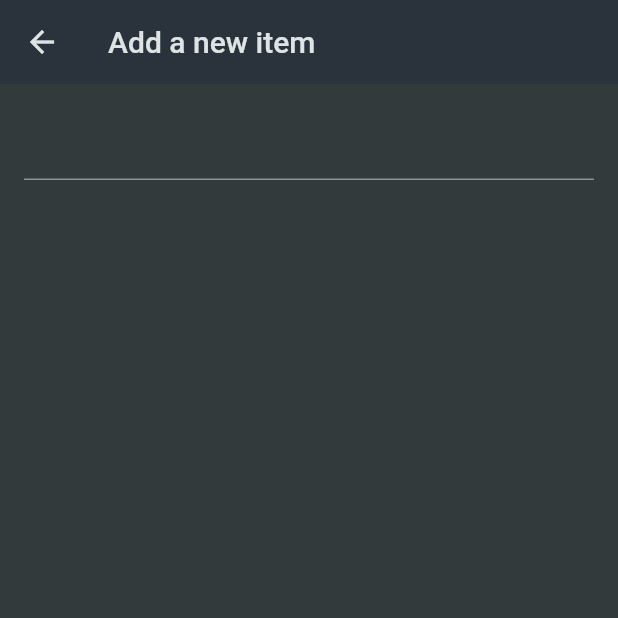
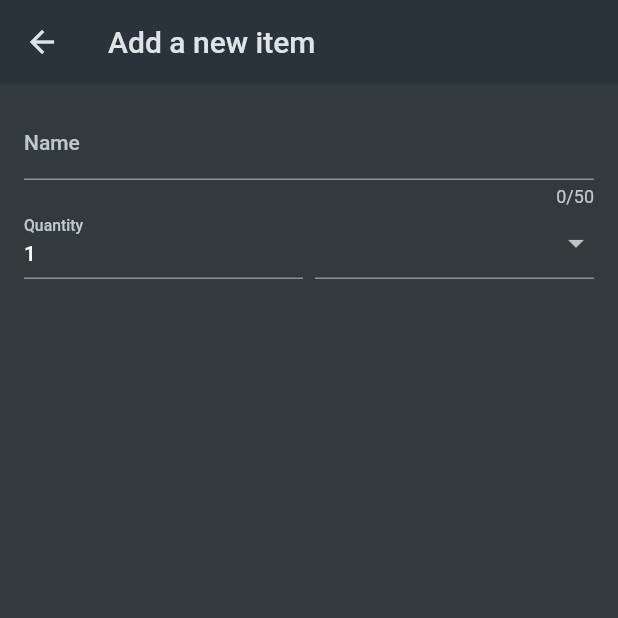
Before and after one commit to jsare/shoppingListApp, a Flutter app: the NewItem screen opened directly, on a phone screen of 412 x 824 dp, the top half of it. Run offline on Flutter 3.47's test engine with Material 2 defaults, Android fonts, the phone set to English and light mode, and no system bars.

```diff
--- a/lib/widgets/new_item.dart
+++ b/lib/widgets/new_item.dart
@@ -1,4 +1,6 @@
 import 'package:flutter/material.dart';
+
+import '../data/categories.dart';
 
 class NewItem extends StatefulWidget {
   const NewItem({super.key});
@@ -19,7 +21,57 @@ class _NewItemState extends State<NewItem> {
         child: Form(
           child: Column(
             children: [
-              TextFormField(),
+              TextFormField(
+                maxLength: 50,
+                decoration: const InputDecoration(
+                  label: Text('Name'),
+                ),
+                validator: (value) {
+                  return 'Demo...';
+                },
+              ),
+              Row(
+                crossAxisAlignment: CrossAxisAlignment.end,
+                children: [
+                  Expanded(
+                    child: TextFormField(
+                      decoration: const InputDecoration(
+                        label: Text('Quantity'),
+                      ),
+                      initialValue: '1',
+                    ),
+                  ),
+                  const SizedBox(width: 8),
+                  Expanded(
+                    child: DropdownButtonFormField(
+                      items: [
+                        for (final category in categories.entries)
+                          DropdownMenuItem(
+                            value: category.value,
+                            child: Row(
+                              children: [
+                                Container(
+                                  width: 16,
+                                  height: 16,
+                                  decoration: BoxDecoration(
+                                    borderRadius: BorderRadius.circular(4),
+                                    color: category.value.color,
+                                  ),
+                                ),
+                                const SizedBox(width: 8),
+                                Text(category.value.title),
+                              ],
+                            ),
+                          ),
+                      ],
+                      onChanged: (value) {},
+                    ),
+                  ),
+                ],
+              ),
+              Row(
+                children: [],
+              ),
             ],
           ),
         ),
```
